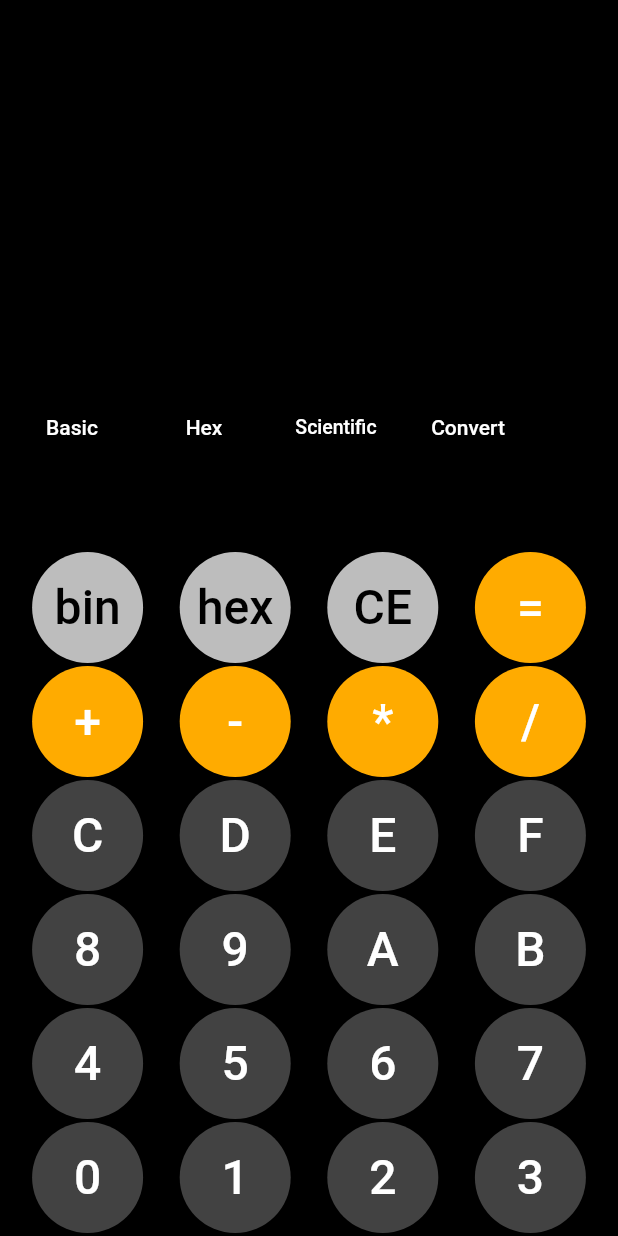
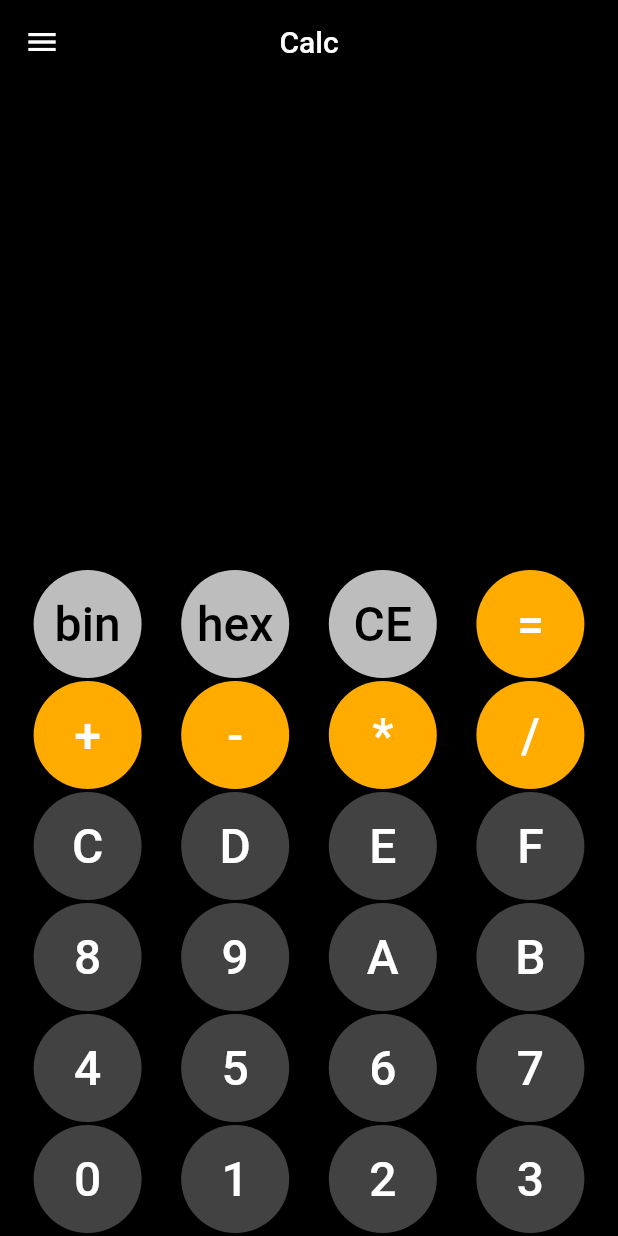
Before and after one commit to iamonur/calc, a Flutter app: the screen it shows after launch, on a phone screen of 412 x 824 dp. Run offline on Flutter 3.47's test engine with Material 2 defaults, Android fonts, the phone set to English and light mode, and no system bars.

Commit message:
Change design

```diff
--- a/lib/main.dart
+++ b/lib/main.dart
@@ -56,7 +56,7 @@ class _CalculatorState extends State<Calculator> {
       ),
       color: btncolor,
       shape: CircleBorder(),
-      padding: EdgeInsets.all(18),
+      padding: EdgeInsets.all(17),
     );
   }
 
@@ -64,56 +64,6 @@ class _CalculatorState extends State<Calculator> {
     return Column(
       mainAxisAlignment: MainAxisAlignment.end,
       children: [
-        Row(
-          children: [
-            RaisedButton(
-              onPressed: () {
-                setState(() {
-                  calcText = '';
-                  lastCalc = '';
-                  myMode = calcModes.basic;
-                  myHexMode = hexModes.hex;
-                });
-              },
-              child: const Text(
-                'Basic',
-                style: TextStyle(color: Colors.white),
-              ),
-              color: Colors.black,
-            ),
-            RaisedButton(
-              onPressed: () {
-                setState(() {
-                  calcText = '';
-                  lastCalc = '';
-                  myMode = calcModes.hex;
-                  myHexMode = hexModes.hex;
-                });
-              },
-              child: const Text(
-                'Hex',
-                style: TextStyle(color: Colors.white),
-              ),
-              color: Colors.black,
-            ),
-            RaisedButton(
-              onPressed: () {},
-              child: const Text(
-                'Scientific',
-                style: TextStyle(color: Colors.white, fontSize: 13),
-              ),
-              color: Colors.black,
-            ),
-            RaisedButton(
-              onPressed: () {},
-              child: const Text(
-                'Convert',
-                style: TextStyle(color: Colors.white),
-              ),
-              color: Colors.black,
-            ),
-          ],
-        ),
         Row(
           mainAxisAlignment: MainAxisAlignment.end,
           children: [
@@ -212,56 +162,6 @@ class _CalculatorState extends State<Calculator> {
       mainAxisAlignment: MainAxisAlignment.end,
       children: [
         Row(
-          children: [
-            RaisedButton(
-              onPressed: () {
-                setState(() {
-                  calcText = '';
-                  lastCalc = '';
-                  myMode = calcModes.basic;
-                  myHexMode = hexModes.hex;
-                });
-              },
-              child: const Text(
-                'Basic',
-                style: TextStyle(color: Colors.white),
-              ),
-              color: Colors.black,
-            ),
-            RaisedButton(
-              onPressed: () {
-                setState(() {
-                  calcText = '';
-                  lastCalc = '';
-                  myMode = calcModes.hex;
-                  myHexMode = hexModes.hex;
-                });
-              },
-              child: const Text(
-                'Hex',
-                style: TextStyle(color: Colors.white),
-              ),
-              color: Colors.black,
-            ),
-            RaisedButton(
-              onPressed: () {},
-              child: const Text(
-                'Scientific',
-                style: TextStyle(color: Colors.white, fontSize: 13),
-              ),
-              color: Colors.black,
-            ),
-            RaisedButton(
-              onPressed: () {},
-              child: const Text(
-                'Convert',
-                style: TextStyle(color: Colors.white),
-              ),
-              color: Colors.black,
-            ),
-          ],
-        ),
-        Row(
           mainAxisAlignment: MainAxisAlignment.end,
           children: [
             Text(
@@ -357,6 +257,54 @@ class _CalculatorState extends State<Calculator> {
   Widget build(BuildContext context) {
     return Scaffold(
       backgroundColor: Colors.black,
+      appBar: AppBar(
+        backgroundColor: Colors.black,
+        centerTitle: true,
+        title: const Text(
+          'Calc',
+          style: TextStyle(color: Colors.white),
+        ),
+      ),
+      drawer: Drawer(
+          backgroundColor: Colors.black,
+          child: Column(
+            mainAxisAlignment: MainAxisAlignment.start,
+            children: [
+              const SizedBox(
+                height: 30,
+              ),
+              RaisedButton(
+                onPressed: () {
+                  setState(() {
+                    calcText = '';
+                    lastCalc = '';
+                    myMode = calcModes.basic;
+                    myHexMode = hexModes.hex;
+                  });
+                },
+                child: const Text(
+                  'Basic',
+                  style: TextStyle(color: Colors.white),
+                ),
+                color: Colors.black,
+              ),
+              RaisedButton(
+                onPressed: () {
+                  setState(() {
+                    calcText = '';
+                    lastCalc = '';
+                    myMode = calcModes.hex;
+                    myHexMode = hexModes.hex;
+                  });
+                },
+                child: const Text(
+                  'Hex',
+                  style: TextStyle(color: Colors.white),
+                ),
+                color: Colors.black,
+              ),
+            ],
+          )),
       body: Padding(
         padding: const EdgeInsets.symmetric(horizontal: 4),
         child: myMode == calcModes.basic ? basicScreen() : hexScreen(),
```
